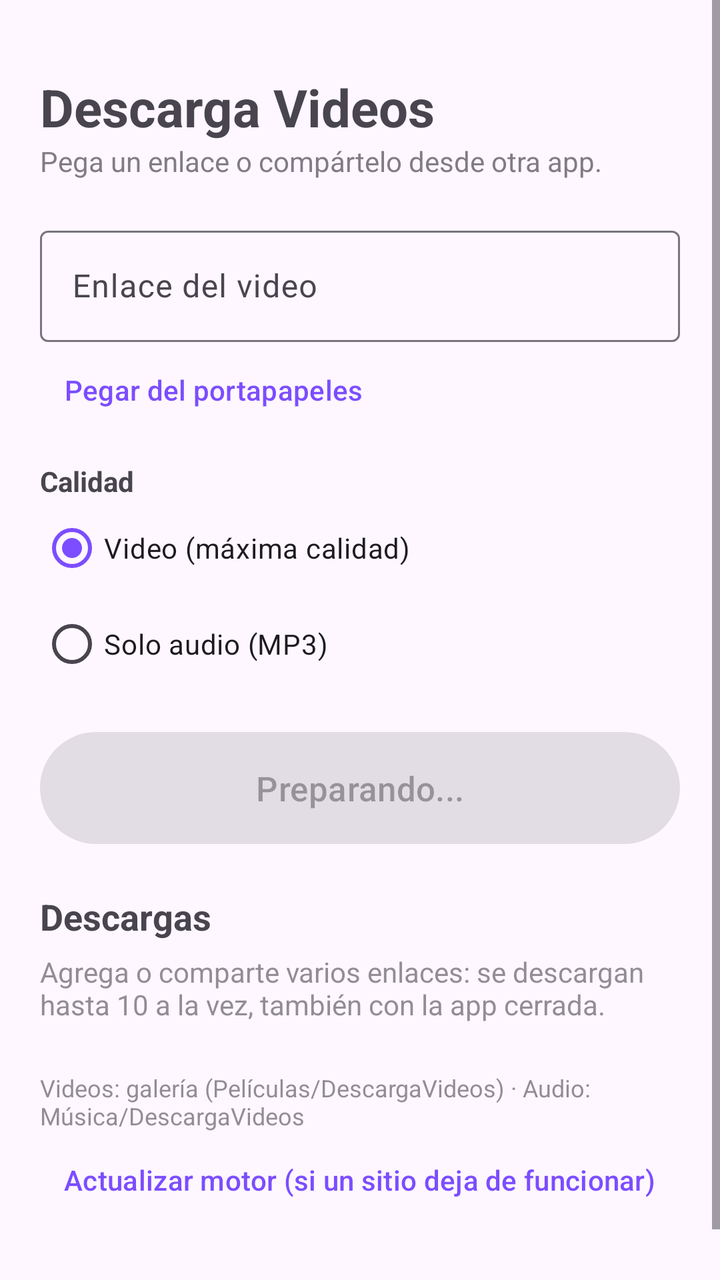
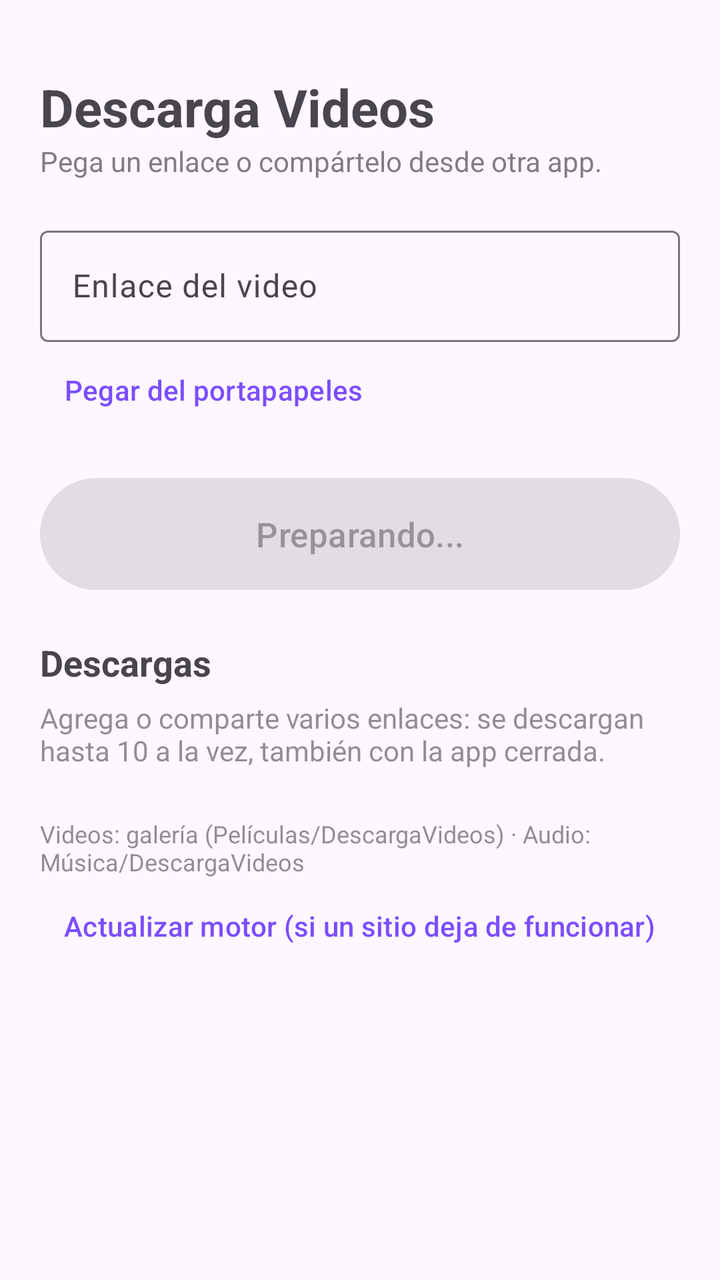

The first picture is an Android layout as it rendered before a commit; the second is the same layout after the commit. The layout source and the unified diff follow.
<!-- AndroidManifest.xml: application theme Theme.DescargaVideos -->
<!-- res/layout/activity_main.xml -->
<?xml version="1.0" encoding="utf-8"?>
<ScrollView xmlns:android="http://schemas.android.com/apk/res/android"
    xmlns:app="http://schemas.android.com/apk/res-auto"
    android:layout_width="match_parent"
    android:layout_height="match_parent"
    android:fillViewport="true">

    <LinearLayout
        android:layout_width="match_parent"
        android:layout_height="wrap_content"
        android:orientation="vertical"
        android:padding="20dp">

        <TextView
            android:layout_width="wrap_content"
            android:layout_height="wrap_content"
            android:text="Descarga Videos"
            android:textSize="26sp"
            android:textStyle="bold"
            android:layout_marginTop="16dp" />

        <TextView
            android:layout_width="wrap_content"
            android:layout_height="wrap_content"
            android:text="Pega un enlace o compártelo desde otra app."
            android:alpha="0.7"
            android:layout_marginBottom="20dp" />

        <com.google.android.material.textfield.TextInputLayout
            android:layout_width="match_parent"
            android:layout_height="wrap_content"
            android:hint="Enlace del video"
            app:endIconMode="clear_text"
            style="@style/Widget.Material3.TextInputLayout.OutlinedBox">

            <com.google.android.material.textfield.TextInputEditText
                android:id="@+id/etUrl"
                android:layout_width="match_parent"
                android:layout_height="wrap_content"
                android:inputType="textUri" />
        </com.google.android.material.textfield.TextInputLayout>

        <com.google.android.material.button.MaterialButton
            android:id="@+id/btnPegar"
            style="@style/Widget.Material3.Button.TextButton"
            android:layout_width="wrap_content"
            android:layout_height="wrap_content"
            android:text="Pegar del portapapeles" />

        <TextView
            android:layout_width="wrap_content"
            android:layout_height="wrap_content"
            android:text="Calidad"
            android:textStyle="bold"
            android:layout_marginTop="12dp" />

        <RadioGroup
            android:id="@+id/rgCalidad"
            android:layout_width="match_parent"
            android:layout_height="wrap_content"
            android:orientation="vertical">

            <RadioButton android:id="@+id/rbMejor" android:layout_width="wrap_content"
                android:layout_height="wrap_content" android:text="Video (máxima calidad)" android:checked="true" />
            <RadioButton android:id="@+id/rbAudio" android:layout_width="wrap_content"
                android:layout_height="wrap_content" android:text="Solo audio (MP3)" />
        </RadioGroup>

        <com.google.android.material.button.MaterialButton
            android:id="@+id/btnDescargar"
            android:layout_width="match_parent"
            android:layout_height="64dp"
            android:layout_marginTop="16dp"
            android:enabled="false"
            android:text="Preparando..."
            android:textSize="17sp" />

        <TextView
            android:id="@+id/tvResumen"
            android:layout_width="match_parent"
            android:layout_height="wrap_content"
            android:layout_marginTop="20dp"
            android:text="Descargas"
            android:textSize="18sp"
            android:textStyle="bold" />

        <TextView
            android:id="@+id/tvVacio"
            android:layout_width="match_parent"
            android:layout_height="wrap_content"
            android:layout_marginTop="6dp"
            android:alpha="0.6"
            android:text="Agrega o comparte varios enlaces: se descargan hasta 10 a la vez, también con la app cerrada." />

        <com.google.android.material.button.MaterialButton
            android:id="@+id/btnLimpiar"
            style="@style/Widget.Material3.Button.TextButton"
            android:layout_width="wrap_content"
            android:layout_height="wrap_content"
            android:text="Limpiar terminadas"
            android:visibility="gone" />

        <LinearLayout
            android:id="@+id/contenedor"
            android:layout_width="match_parent"
            android:layout_height="wrap_content"
            android:orientation="vertical" />

        <TextView
            android:layout_width="wrap_content"
            android:layout_height="wrap_content"
            android:text="Videos: galería (Películas/DescargaVideos) · Audio: Música/DescargaVideos"
            android:alpha="0.6"
            android:textSize="12sp"
            android:layout_marginTop="24dp" />

        <com.google.android.material.button.MaterialButton
            android:id="@+id/btnActualizar"
            style="@style/Widget.Material3.Button.TextButton"
            android:layout_width="wrap_content"
            android:layout_height="wrap_content"
            android:text="Actualizar motor (si un sitio deja de funcionar)" />

        <TextView
            android:id="@+id/tvVersion"
            android:layout_width="match_parent"
            android:layout_height="wrap_content"
            android:alpha="0.5"
            android:gravity="center"
            android:textSize="12sp"
            android:layout_marginBottom="16dp" />
    </LinearLayout>
</ScrollView>
<!-- resources referenced by this layout -->
<resources>
  <style name="Theme.DescargaVideos" parent="Theme.Material3.DayNight.NoActionBar">
          <item name="colorPrimary">#7C4DFF</item>
          <item name="colorSecondary">#00BFA5</item>
      </style>
</resources>

<!-- the commit's change to res/layout/activity_main.xml (unified diff, before → after) -->
@@ -47,24 +47,6 @@
             android:layout_height="wrap_content"
             android:text="Pegar del portapapeles" />
 
-        <TextView
-            android:layout_width="wrap_content"
-            android:layout_height="wrap_content"
-            android:text="Calidad"
-            android:textStyle="bold"
-            android:layout_marginTop="12dp" />
-
-        <RadioGroup
-            android:id="@+id/rgCalidad"
-            android:layout_width="match_parent"
-            android:layout_height="wrap_content"
-            android:orientation="vertical">
-
-            <RadioButton android:id="@+id/rbMejor" android:layout_width="wrap_content"
-                android:layout_height="wrap_content" android:text="Video (máxima calidad)" android:checked="true" />
-            <RadioButton android:id="@+id/rbAudio" android:layout_width="wrap_content"
-                android:layout_height="wrap_content" android:text="Solo audio (MP3)" />
-        </RadioGroup>
 
         <com.google.android.material.button.MaterialButton
             android:id="@+id/btnDescargar"
